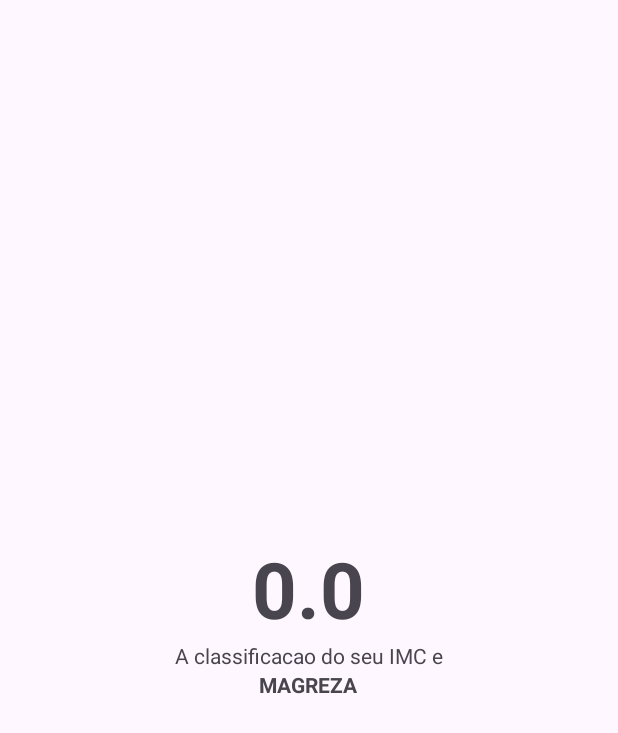
After one commit to luisajob/CalculadoraIMC, an Android app: the Resultactivity screen opened directly, with no data from a screen before it, on a phone screen of 412 x 824 dp. The commit adds this screen. Shown: the top 733 px of the screen. Run offline under Robolectric (Android 15) with nearby library versions, the phone set to English and light mode, and no system bars.

Commit message:
Criado uma nova tela, e feito a classificacao do IMC aparecer para o Usuario

```diff
--- a/app/build.gradle.kts
+++ b/app/build.gradle.kts
@@ -41,6 +41,7 @@ dependencies {
     implementation("androidx.appcompat:appcompat:1.6.1")
     implementation("com.google.android.material:material:1.10.0")
     implementation("androidx.constraintlayout:constraintlayout:2.1.4")
+    implementation("androidx.activity:activity:1.9.0")
     testImplementation("junit:junit:4.13.2")
     androidTestImplementation("androidx.test.ext:junit:1.1.5")
     androidTestImplementation("androidx.test.espresso:espresso-core:3.5.1")
--- a/app/src/main/AndroidManifest.xml
+++ b/app/src/main/AndroidManifest.xml
@@ -13,6 +13,9 @@
         android:theme="@style/Theme.Calculadoraimc"
         tools:targetApi="31">
         <activity
+            android:name=".Resultactivity"
+            android:exported="false" />
+        <activity
             android:name=".MainActivity"
             android:exported="true">
             <intent-filter>
--- /dev/null
+++ b/app/src/main/java/com/comunidadedevspace/imc/Resultactivity.kt
@@ -0,0 +1,37 @@
+package com.comunidadedevspace.imc
+
+import android.os.Bundle
+import android.widget.TextView
+import androidx.appcompat.app.AppCompatActivity
+
+const val KEY_RESULT_IMC="Resultactivity.KEY_IMC"
+
+class Resultactivity : AppCompatActivity() {
+    override fun onCreate(savedInstanceState: Bundle?) {
+        super.onCreate(savedInstanceState)
+        setContentView(R.layout.activity_resultactivity)
+
+        val result = intent.getFloatExtra(KEY_RESULT_IMC, 0f)
+
+        val tvResult = findViewById<TextView>(R.id.tv_result)
+        val tvClassificacao = findViewById<TextView>(R.id.tv_classificacao)
+        tvResult.text = result.toString()
+
+        val classificacao: String= if (result<=18.5f) {
+            "MAGREZA"
+        }else if (result>18.5f && result <=24.9f){
+            "NORMAL"
+
+        }else if (result>25f && result <= 29.9f){
+            "SOBREPESO"
+
+        }else if (result>30 && result <= 39.9f){
+            "OBESIDADE"
+
+        }else {
+            "OBESIDADE GRAVE"
+        }
+
+        tvClassificacao.text = classificacao
+        }
+    }
--- /dev/null
+++ b/app/src/main/res/layout/activity_resultactivity.xml
@@ -0,0 +1,34 @@
+<?xml version="1.0" encoding="utf-8"?>
+<LinearLayout xmlns:android="http://schemas.android.com/apk/res/android"
+    xmlns:app="http://schemas.android.com/apk/res-auto"
+    xmlns:tools="http://schemas.android.com/tools"
+    android:id="@+id/main"
+    android:layout_width="match_parent"
+    android:layout_height="match_parent"
+    android:gravity="center"
+    android:orientation="vertical"
+    tools:context=".Resultactivity">
+
+    <TextView
+        android:id="@+id/tv_result"
+        android:layout_width="wrap_content"
+        android:layout_height="wrap_content"
+        android:textStyle="bold"
+        android:maxLength="5"
+        android:textSize="52sp"
+        tools:text="26.33
+" />
+
+    <TextView
+        android:id="@+id/tv_classificacao_label"
+        android:layout_width="wrap_content"
+        android:layout_height="wrap_content"
+        android:text="A classificacao do seu IMC e" />
+
+    <TextView
+        android:id="@+id/tv_classificacao"
+        android:layout_width="wrap_content"
+        android:layout_height="wrap_content"
+        android:textStyle="bold"
+        tools:text="NORMAL" />
+</LinearLayout>
```
Also changed, not shown: app/src/main/java/com/comunidadedevspace/imc/MainActivity.kt (+34 -5 lines).
